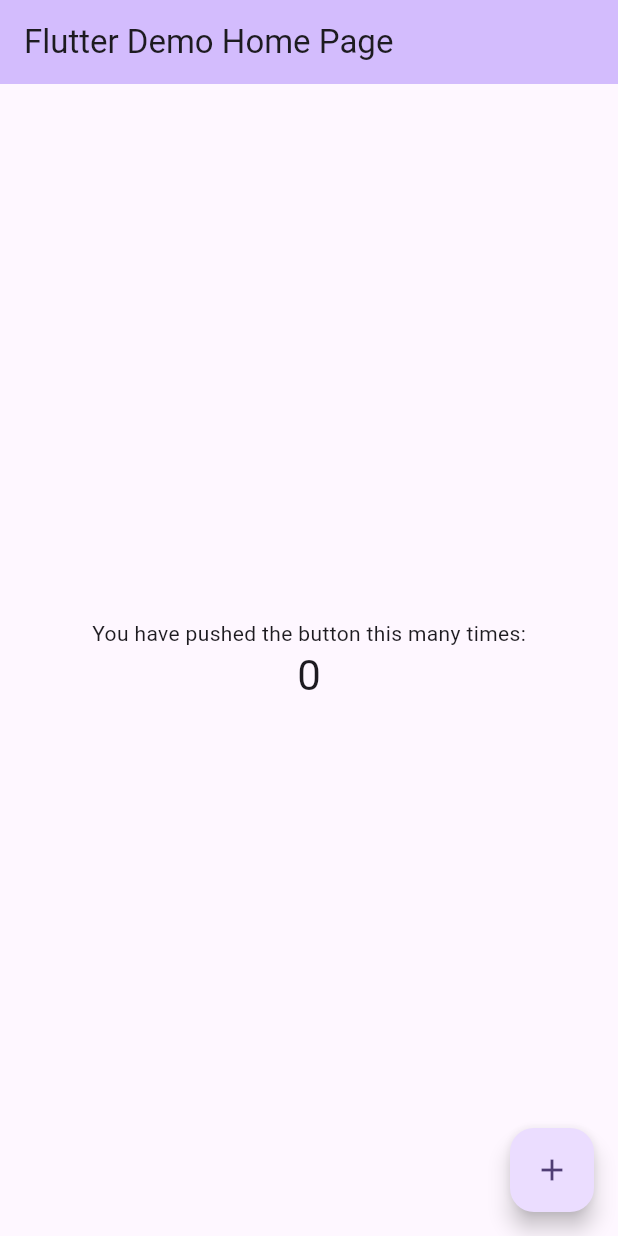
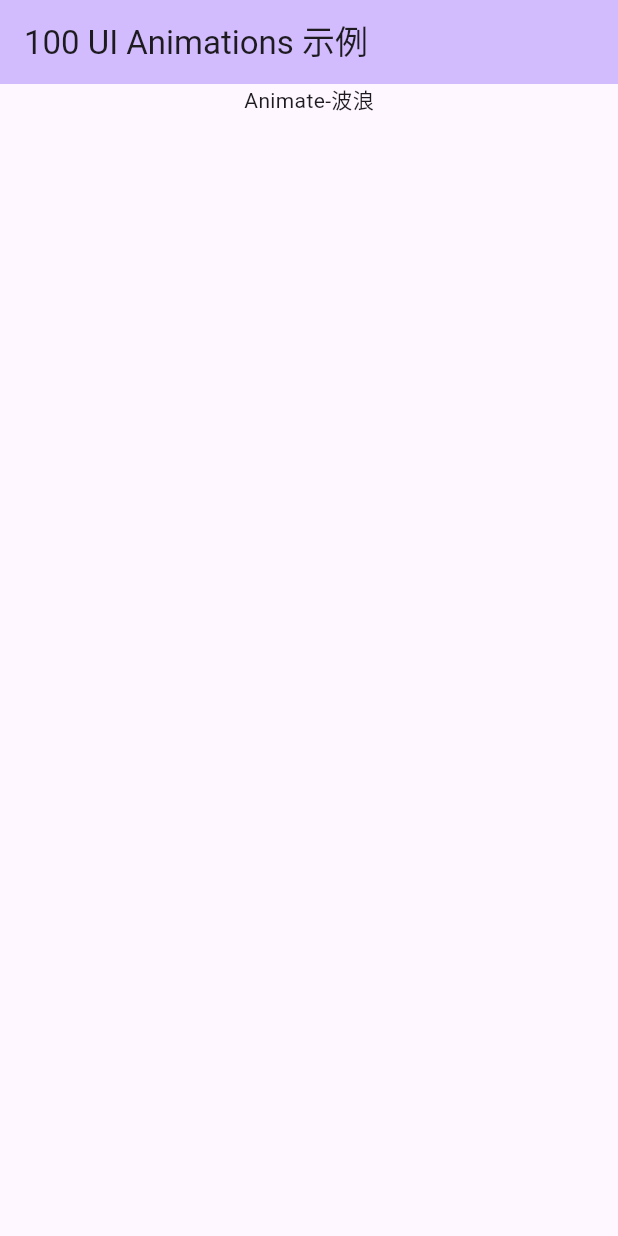
Before and after one commit to sinyu1012/flutter-100-ui-animations, a Flutter app: the screen it shows after launch, on a phone screen of 412 x 824 dp. Run offline on Flutter 3.47's test engine with Material 3 defaults, Android fonts, the phone set to English and light mode, and no system bars.

Commit message:
Add wave animation feature with CustomPainter and AnimationController
- Implemented WavePainter for custom wave drawing.
- Created WaveAnimationPage to showcase the wave animation using AnimationController.
- Updated main.dart to include navigation to the new wave animation page.
- Added detailed documentation on how to implement wave animations in Flutter.

```diff
--- a/lib/main.dart
+++ b/lib/main.dart
@@ -1,4 +1,5 @@
 import 'package:flutter/material.dart';
+import 'package:flutter_100_ui_animations/animation/wave.dart';
 
 void main() {
   runApp(const MyApp());
@@ -11,115 +12,55 @@ class MyApp extends StatelessWidget {
   @override
   Widget build(BuildContext context) {
     return MaterialApp(
-      title: 'Flutter Demo',
+      title: 'Flutter 100 UI Animations',
       theme: ThemeData(
-        // This is the theme of your application.
-        //
-        // TRY THIS: Try running your application with "flutter run". You'll see
-        // the application has a purple toolbar. Then, without quitting the app,
-        // try changing the seedColor in the colorScheme below to Colors.green
-        // and then invoke "hot reload" (save your changes or press the "hot
-        // reload" button in a Flutter-supported IDE, or press "r" if you used
-        // the command line to start the app).
-        //
-        // Notice that the counter didn't reset back to zero; the application
-        // state is not lost during the reload. To reset the state, use hot
-        // restart instead.
-        //
-        // This works for code too, not just values: Most code changes can be
-        // tested with just a hot reload.
         colorScheme: ColorScheme.fromSeed(seedColor: Colors.deepPurple),
         useMaterial3: true,
       ),
-      home: const MyHomePage(title: 'Flutter Demo Home Page'),
+      home: const AnimatedContainerDemo(),
     );
   }
 }
 
-class MyHomePage extends StatefulWidget {
-  const MyHomePage({super.key, required this.title});
-
-  // This widget is the home page of your application. It is stateful, meaning
-  // that it has a State object (defined below) that contains fields that affect
-  // how it looks.
-
-  // This class is the configuration for the state. It holds the values (in this
-  // case the title) provided by the parent (in this case the App widget) and
-  // used by the build method of the State. Fields in a Widget subclass are
-  // always marked "final".
-
-  final String title;
+class AnimatedContainerDemo extends StatefulWidget {
+  const AnimatedContainerDemo({super.key});
 
   @override
-  State<MyHomePage> createState() => _MyHomePageState();
+  _AnimatedContainerDemoState createState() => _AnimatedContainerDemoState();
 }
 
-class _MyHomePageState extends State<MyHomePage> {
-  int _counter = 0;
+class _AnimatedContainerDemoState extends State<AnimatedContainerDemo> {
+  bool _isExpanded = false;
 
-  void _incrementCounter() {
+  void _toggleContainer() {
     setState(() {
-      // This call to setState tells the Flutter framework that something has
-      // changed in this State, which causes it to rerun the build method below
-      // so that the display can reflect the updated values. If we changed
-      // _counter without calling setState(), then the build method would not be
-      // called again, and so nothing would appear to happen.
-      _counter++;
+      _isExpanded = !_isExpanded;
     });
   }
 
   @override
   Widget build(BuildContext context) {
-    // This method is rerun every time setState is called, for instance as done
-    // by the _incrementCounter method above.
-    //
-    // The Flutter framework has been optimized to make rerunning build methods
-    // fast, so that you can just rebuild anything that needs updating rather
-    // than having to individually change instances of widgets.
     return Scaffold(
       appBar: AppBar(
-        // TRY THIS: Try changing the color here to a specific color (to
-        // Colors.amber, perhaps?) and trigger a hot reload to see the AppBar
-        // change color while the other colors stay the same.
         backgroundColor: Theme.of(context).colorScheme.inversePrimary,
-        // Here we take the value from the MyHomePage object that was created by
-        // the App.build method, and use it to set our appbar title.
-        title: Text(widget.title),
+        title: const Text('100 UI Animations 示例'),
       ),
       body: Center(
-        // Center is a layout widget. It takes a single child and positions it
-        // in the middle of the parent.
+        // List of animations
         child: Column(
-          // Column is also a layout widget. It takes a list of children and
-          // arranges them vertically. By default, it sizes itself to fit its
-          // children horizontally, and tries to be as tall as its parent.
-          //
-          // Column has various properties to control how it sizes itself and
-          // how it positions its children. Here we use mainAxisAlignment to
-          // center the children vertically; the main axis here is the vertical
-          // axis because Columns are vertical (the cross axis would be
-          // horizontal).
-          //
-          // TRY THIS: Invoke "debug painting" (choose the "Toggle Debug Paint"
-          // action in the IDE, or press "p" in the console), to see the
-          // wireframe for each widget.
-          mainAxisAlignment: MainAxisAlignment.center,
-          children: <Widget>[
-            const Text(
-              'You have pushed the button this many times:',
-            ),
-            Text(
-              '$_counter',
-              style: Theme.of(context).textTheme.headlineMedium,
+          children: [
+            GestureDetector(
+              onTap: () {
+                Navigator.push(
+                  context,
+                  MaterialPageRoute(builder: (context) => WaveAnimationPage()),
+                );
+              },
+              child: Text('Animate-波浪'),
             ),
           ],
         ),
       ),
-      floatingActionButton: FloatingActionButton(
-        onPressed: _incrementCounter,
-        tooltip: 'Increment',
-        child: const Icon(Icons.add),
-      ), // This trailing comma makes auto-formatting nicer for build methods.
     );
   }
 }
```
Also changed, not shown: lib/animation/wave.dart (added, +74 -0 lines), 1 other file.
